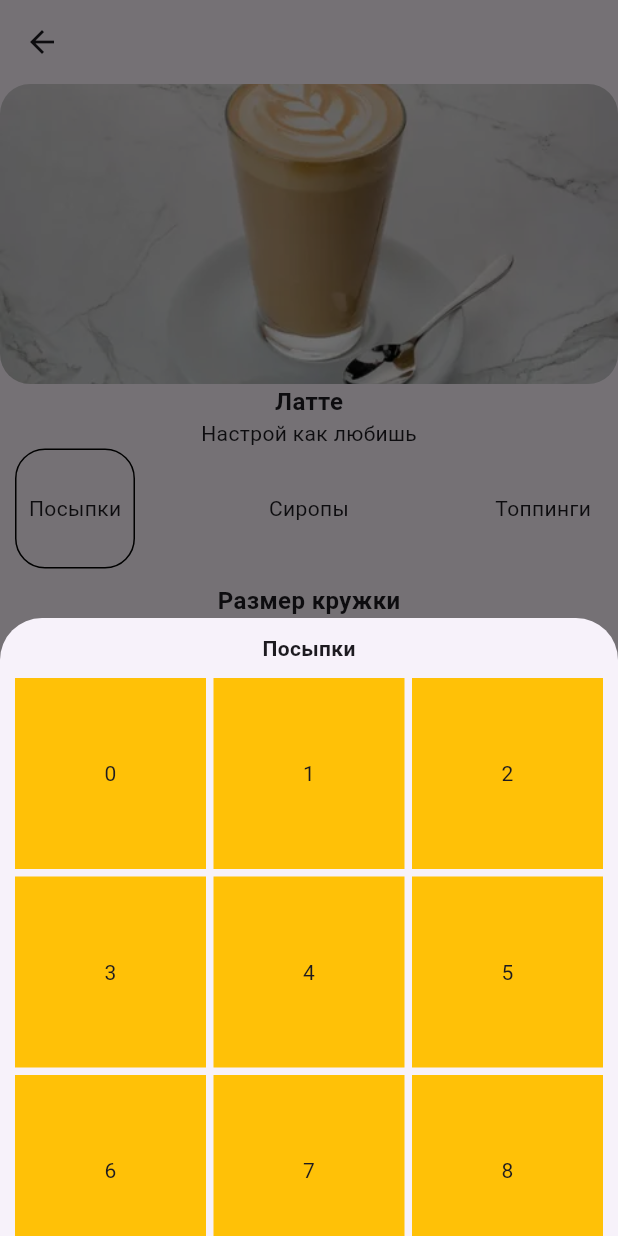
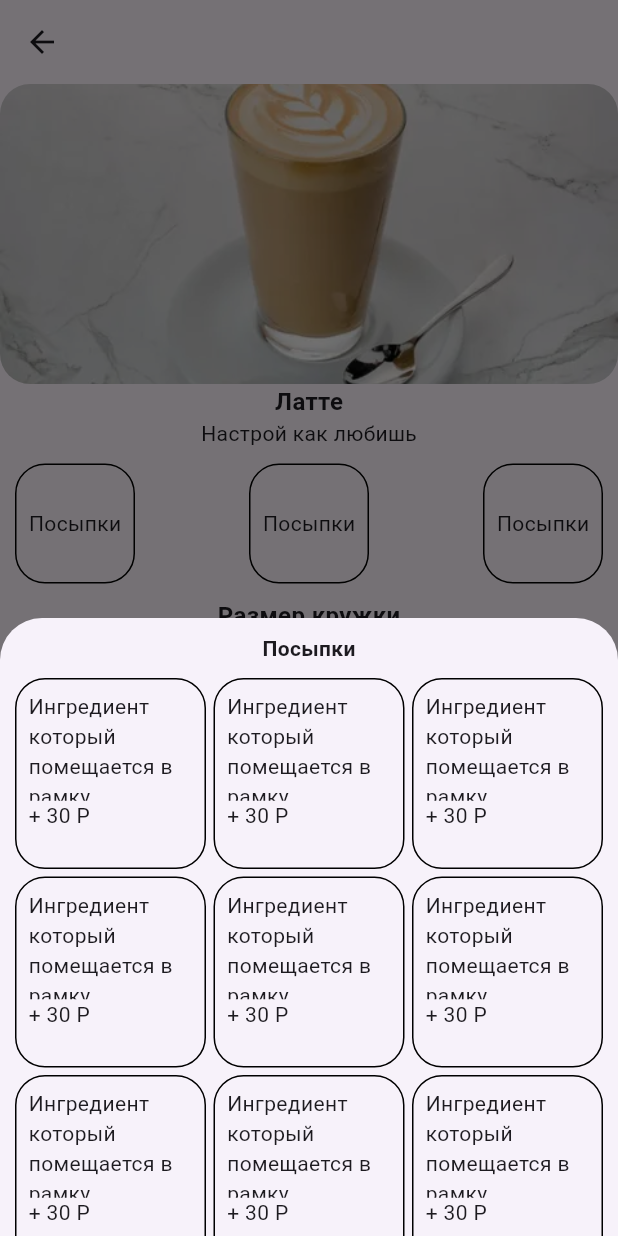
Before and after one commit to domon1/coffee-maker-client, a Flutter app: the CurrentItemPage screen opened directly, after a tap on "Посыпки", on a phone screen of 412 x 824 dp. Run offline on Flutter 3.47's test engine with Material 3 defaults, Android fonts, the phone set to English and light mode, and no system bars.

Commit message:
feat: Добавление генераторов для отображения ингредиентов и размера напитка

```diff
--- /dev/null
+++ b/lib/features/pages/current_item_page/cup_size/cup_size_builder.dart
@@ -0,0 +1,33 @@
+import 'package:coffe_maker_project/features/pages/current_item_page/cup_size/cup_size_widget.dart';
+import 'package:flutter/material.dart';
+
+class CupSizeBuilder extends StatelessWidget {
+  const CupSizeBuilder({super.key});
+
+  static const int itemCount = 3;
+  static const int itemWidth = 80;
+  static const int padding = 10;
+
+  @override
+  Widget build(BuildContext context) {
+    return Flexible(
+      child: SizedBox(
+        height: 40,
+        width: double.infinity,
+        child: ListView.separated(
+          separatorBuilder: (context, index) => SizedBox(
+            width: (MediaQuery.sizeOf(context).width -
+                    itemCount * itemWidth -
+                    padding * 2) /
+                (itemCount - 1),
+          ),
+          scrollDirection: Axis.horizontal,
+          itemCount: 3,
+          itemBuilder: (context, index) {
+            return const CupSizeWidget();
+          },
+        ),
+      ),
+    );
+  }
+}
--- /dev/null
+++ b/lib/features/pages/current_item_page/cup_size/cup_size_widget.dart
@@ -0,0 +1,19 @@
+import 'package:flutter/material.dart';
+
+class CupSizeWidget extends StatelessWidget {
+  const CupSizeWidget({super.key});
+
+  @override
+  Widget build(BuildContext context) {
+    return Container(
+      width: 80,
+      decoration: BoxDecoration(
+        border: Border.all(width: 1),
+        borderRadius: BorderRadius.circular(20),
+      ),
+      child: const Center(
+        child: Text("S"),
+      ),
+    );
+  }
+}
--- a/lib/features/pages/current_item_page/current_item_page.dart
+++ b/lib/features/pages/current_item_page/current_item_page.dart
@@ -1,3 +1,5 @@
+import 'package:coffe_maker_project/features/pages/current_item_page/cup_size/cup_size_builder.dart';
+import 'package:coffe_maker_project/features/pages/current_item_page/extras/extras_builder.dart';
 import 'package:flutter/material.dart';
 
 class CurrentItemPage extends StatefulWidget {
@@ -45,77 +47,14 @@ class _CurrentItemPageState extends State<CurrentItemPage> {
                 "Настрой как любишь",
                 style: TextStyle(fontSize: 14),
               ),
-              Padding(
-                padding: const EdgeInsets.symmetric(horizontal: 10),
+              const SizedBox(
+                height: 10,
+              ),
+              const Padding(
+                padding: EdgeInsets.symmetric(horizontal: 10),
                 child: Row(
                   mainAxisAlignment: MainAxisAlignment.spaceBetween,
-                  children: [
-                    //TODO: Заменить на кнопки мб?? (Добавить ListView.builder, создавать элементы в зависимости от списка)
-                    InkWell(
-                      onTap: () {
-                        showModalBottomSheet(
-                          isScrollControlled: true,
-                          context: context,
-                          builder: (BuildContext context) {
-                            return FractionallySizedBox(
-                              heightFactor: 0.5,
-                              child: SizedBox(
-                                width: double.infinity,
-                                height: double.infinity,
-                                child: Center(
-                                  child: Column(
-                                    children: [
-                                      const SizedBox(
-                                        height: 10,
-                                      ),
-                                      const Text("Посыпки", style: TextStyle(fontWeight: FontWeight.bold, fontSize: 14),),
-                                      const SizedBox(
-                                        height: 10,
-                                      ),
-                                      Flexible(
-                                        child: Padding(
-                                          padding: const EdgeInsets.symmetric(horizontal: 10),
-                                          child: GridView.builder(
-                                            itemCount: 9,
-                                            gridDelegate:
-                                                const SliverGridDelegateWithFixedCrossAxisCount(
-                                              crossAxisCount: 3,
-                                              crossAxisSpacing: 5,
-                                              mainAxisSpacing: 5,
-                                            ),
-                                            itemBuilder: (context, index) {
-                                              return Container(
-                                                color: Colors.amber,
-                                                child: Center(child: Text("$index")));
-                                            },
-                                          ),
-                                        ),
-                                      ),
-                                    ],
-                                  ),
-                                ),
-                              ),
-                            );
-                          },
-                        );
-                      },
-                      child: Container(
-                          width: 80,
-                          height: 80,
-                          decoration: BoxDecoration(
-                              border: Border.all(width: 1),
-                              borderRadius: BorderRadius.circular(20)),
-                          child: const Center(child: Text("Посыпки"))),
-                    ),
-                    const SizedBox(
-                        width: 80,
-                        height: 80,
-                        child: Center(child: Text("Сиропы"))),
-                    const SizedBox(
-                        width: 80,
-                        height: 80,
-                        child: Center(child: Text("Топпинги"))),
-                  ],
+                  children: [ExtrasBuilder()],
                 ),
               ),
               const SizedBox(
@@ -130,13 +69,14 @@ class _CurrentItemPageState extends State<CurrentItemPage> {
                 child: Row(
                   mainAxisAlignment: MainAxisAlignment.spaceBetween,
                   children: [
-                    //TODO: Заменить на кнопки мб?? (Добавить ListView.builder, создавать элементы в зависимости от списка)
-                    SizedBox(
-                        width: 80, height: 40, child: Center(child: Text("S"))),
-                    SizedBox(
-                        width: 80, height: 40, child: Center(child: Text("M"))),
-                    SizedBox(
-                        width: 80, height: 40, child: Center(child: Text("L"))),
+                    CupSizeBuilder()
+                    // //TODO: Заменить на кнопки мб?? (Добавить ListView.builder, создавать элементы в зависимости от списка)
+                    // SizedBox(
+                    //     width: 80, height: 40, child: Center(child: Text("S"))),
+                    // SizedBox(
+                    //     width: 80, height: 40, child: Center(child: Text("M"))),
+                    // SizedBox(
+                    //     width: 80, height: 40, child: Center(child: Text("L"))),
                   ],
                 ),
               ),
--- /dev/null
+++ b/lib/features/pages/current_item_page/extras/extras_builder.dart
@@ -0,0 +1,32 @@
+import 'package:coffe_maker_project/features/pages/current_item_page/extras/extras_widget.dart';
+import 'package:flutter/material.dart';
+
+class ExtrasBuilder extends StatelessWidget {
+  const ExtrasBuilder({super.key});
+  static const int itemCount = 3;
+  static const int itemWidth = 80;
+  static const int padding = 10;
+
+  @override
+  Widget build(BuildContext context) {
+    return Flexible(
+      child: SizedBox(
+        height: 80,
+        width: double.infinity,
+        child: ListView.separated(
+          separatorBuilder: (context, index) => SizedBox(
+            width: (MediaQuery.sizeOf(context).width -
+                    itemCount * itemWidth -
+                    padding * 2) /
+                (itemCount - 1),
+          ),
+          scrollDirection: Axis.horizontal,
+          itemCount: 3,
+          itemBuilder: (context, index) {
+            return const ExtrasWidget();
+          },
+        ),
+      ),
+    );
+  }
+}
--- /dev/null
+++ b/lib/features/pages/current_item_page/extras/extras_modal_bottom_sheet.dart
@@ -0,0 +1,36 @@
+import 'package:coffe_maker_project/features/pages/current_item_page/ingredients/ingredients_builder.dart';
+import 'package:flutter/material.dart';
+
+Future<dynamic> extrasModalBottonSheet(BuildContext context) {
+    return showModalBottomSheet(
+      isScrollControlled: true,
+      context: context,
+      builder: (BuildContext context) {
+        return const FractionallySizedBox(
+          heightFactor: 0.5,
+          child: SizedBox(
+            width: double.infinity,
+            height: double.infinity,
+            child: Center(
+              child: Column(
+                children: [
+                  SizedBox(height: 10),
+                  Text(
+                    "Посыпки",
+                    style: TextStyle(fontWeight: FontWeight.bold, fontSize: 14),
+                  ),
+                  SizedBox(height: 10),
+                  Flexible(
+                    child: Padding(
+                      padding: EdgeInsets.symmetric(horizontal: 10),
+                      child: IngredientsBuilder(),
+                    ),
+                  ),
+                ],
+              ),
+            ),
+          ),
+        );
+      },
+    );
+  }
--- /dev/null
+++ b/lib/features/pages/current_item_page/extras/extras_widget.dart
@@ -0,0 +1,24 @@
+import 'package:coffe_maker_project/features/pages/current_item_page/extras/extras_modal_bottom_sheet.dart';
+import 'package:flutter/material.dart';
+
+class ExtrasWidget extends StatelessWidget {
+  const ExtrasWidget({super.key});
+
+  @override
+  Widget build(BuildContext context) {
+    return InkWell(
+      onTap: () {
+        extrasModalBottonSheet(context);
+      },
+      child: Container(
+          width: 80,
+          height: 80,
+          decoration: BoxDecoration(
+              border: Border.all(width: 1),
+              borderRadius: BorderRadius.circular(20)),
+          child: const Center(child: Text("Посыпки"))),
+    );
+  }
+
+
+}
--- /dev/null
+++ b/lib/features/pages/current_item_page/ingredients/ingredients_builder.dart
@@ -0,0 +1,21 @@
+import 'package:coffe_maker_project/features/pages/current_item_page/ingredients/ingredients_widget.dart';
+import 'package:flutter/material.dart';
+
+class IngredientsBuilder extends StatelessWidget {
+  const IngredientsBuilder({super.key});
+
+  @override
+  Widget build(BuildContext context) {
+    return GridView.builder(
+      itemCount: 9,
+      gridDelegate: const SliverGridDelegateWithFixedCrossAxisCount(
+        crossAxisCount: 3,
+        crossAxisSpacing: 5,
+        mainAxisSpacing: 5,
+      ),
+      itemBuilder: (context, index) {
+        return const IngredientsWidget();
+      },
+    );
+  }
+}
--- /dev/null
+++ b/lib/features/pages/current_item_page/ingredients/ingredients_widget.dart
@@ -0,0 +1,33 @@
+import 'package:flutter/material.dart';
+
+class IngredientsWidget extends StatelessWidget {
+  const IngredientsWidget({super.key});
+
+  @override
+  Widget build(BuildContext context) {
+    return Container(
+      decoration: BoxDecoration(
+          border: Border.all(width: 1),
+          borderRadius: BorderRadius.circular(20)),
+      child: const Padding(
+        padding: EdgeInsets.all(8.0),
+        child: Column(
+          crossAxisAlignment: CrossAxisAlignment.start,
+          children: [
+            Expanded(
+              flex: 2,
+              child: Text(
+                "Ингредиент который помещается в рамку",
+                //overflow: TextOverflow.ellipsis,
+              ),
+            ),
+            Expanded(
+              flex: 1,
+              child: Text("+ 30 P"),
+            )
+          ],
+        ),
+      ),
+    );
+  }
+}
```
